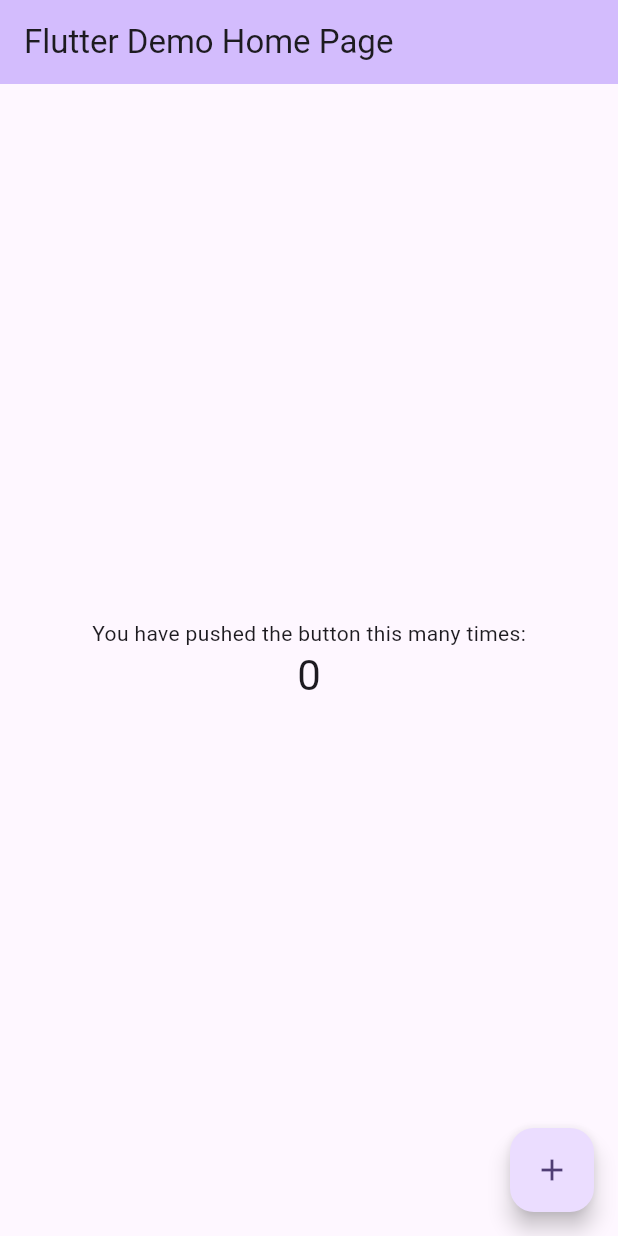
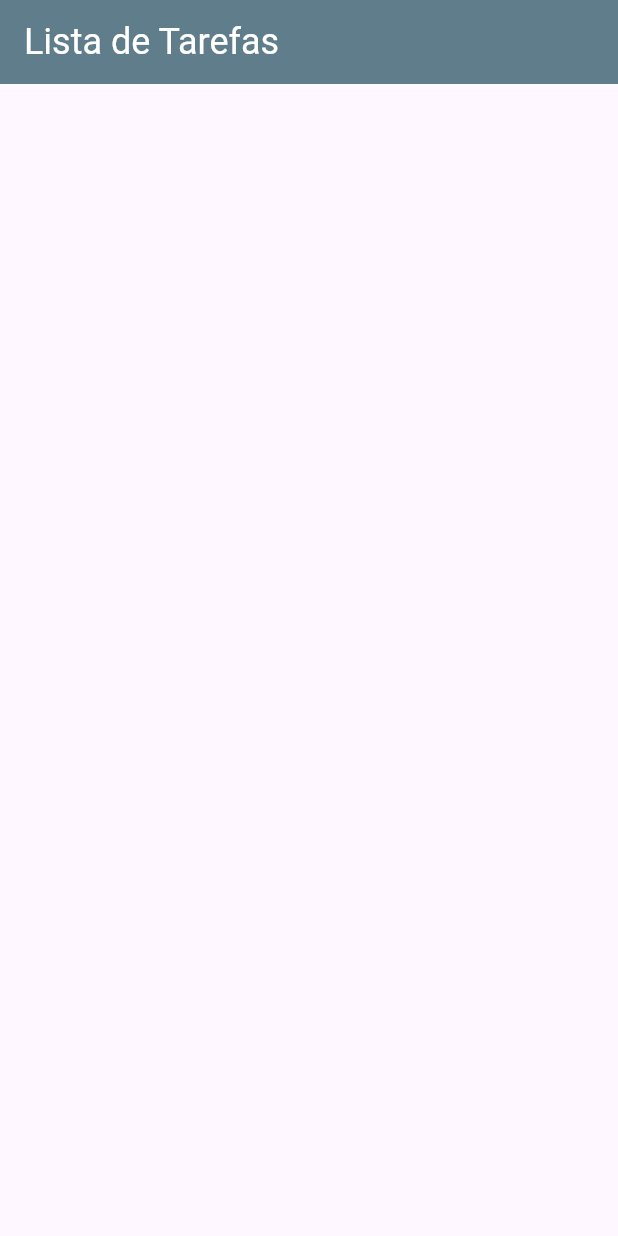
Before and after one commit to vinirecoaro/task_list_infnet, a Flutter app: the screen it shows after launch, on a phone screen of 412 x 824 dp. Run offline on Flutter 3.47's test engine with Material 3 defaults, Android fonts, the phone set to English and light mode, and no system bars.

Commit message:
Created main screen - taskList

```diff
--- a/lib/main.dart
+++ b/lib/main.dart
@@ -1,4 +1,5 @@
 import 'package:flutter/material.dart';
+import 'package:task_list/screens/task_list_screen.dart';
 
 void main() {
   runApp(const MyApp());
@@ -11,115 +12,12 @@ class MyApp extends StatelessWidget {
   @override
   Widget build(BuildContext context) {
     return MaterialApp(
-      title: 'Flutter Demo',
-      theme: ThemeData(
-        // This is the theme of your application.
-        //
-        // TRY THIS: Try running your application with "flutter run". You'll see
-        // the application has a purple toolbar. Then, without quitting the app,
-        // try changing the seedColor in the colorScheme below to Colors.green
-        // and then invoke "hot reload" (save your changes or press the "hot
-        // reload" button in a Flutter-supported IDE, or press "r" if you used
-        // the command line to start the app).
-        //
-        // Notice that the counter didn't reset back to zero; the application
-        // state is not lost during the reload. To reset the state, use hot
-        // restart instead.
-        //
-        // This works for code too, not just values: Most code changes can be
-        // tested with just a hot reload.
-        colorScheme: ColorScheme.fromSeed(seedColor: Colors.deepPurple),
-        useMaterial3: true,
-      ),
-      home: const MyHomePage(title: 'Flutter Demo Home Page'),
-    );
+        title: 'Flutter Demo',
+        debugShowCheckedModeBanner: false,
+        theme: ThemeData(
+          colorScheme: ColorScheme.fromSeed(seedColor: Colors.deepPurple),
+          useMaterial3: true,
+        ),
+        home: const TaskListScreen());
   }
 }
-
-class MyHomePage extends StatefulWidget {
-  const MyHomePage({super.key, required this.title});
-
-  // This widget is the home page of your application. It is stateful, meaning
-  // that it has a State object (defined below) that contains fields that affect
-  // how it looks.
-
-  // This class is the configuration for the state. It holds the values (in this
-  // case the title) provided by the parent (in this case the App widget) and
-  // used by the build method of the State. Fields in a Widget subclass are
-  // always marked "final".
-
-  final String title;
-
-  @override
-  State<MyHomePage> createState() => _MyHomePageState();
-}
-
-class _MyHomePageState extends State<MyHomePage> {
-  int _counter = 0;
-
-  void _incrementCounter() {
-    setState(() {
-      // This call to setState tells the Flutter framework that something has
-      // changed in this State, which causes it to rerun the build method below
-      // so that the display can reflect the updated values. If we changed
-      // _counter without calling setState(), then the build method would not be
-      // called again, and so nothing would appear to happen.
-      _counter++;
-    });
-  }
-
-  @override
-  Widget build(BuildContext context) {
-    // This method is rerun every time setState is called, for instance as done
-    // by the _incrementCounter method above.
-    //
-    // The Flutter framework has been optimized to make rerunning build methods
-    // fast, so that you can just rebuild anything that needs updating rather
-    // than having to individually change instances of widgets.
-    return Scaffold(
-      appBar: AppBar(
-        // TRY THIS: Try changing the color here to a specific color (to
-        // Colors.amber, perhaps?) and trigger a hot reload to see the AppBar
-        // change color while the other colors stay the same.
-        backgroundColor: Theme.of(context).colorScheme.inversePrimary,
-        // Here we take the value from the MyHomePage object that was created by
-        // the App.build method, and use it to set our appbar title.
-        title: Text(widget.title),
-      ),
-      body: Center(
-        // Center is a layout widget. It takes a single child and positions it
-        // in the middle of the parent.
-        child: Column(
-          // Column is also a layout widget. It takes a list of children and
-          // arranges them vertically. By default, it sizes itself to fit its
-          // children horizontally, and tries to be as tall as its parent.
-          //
-          // Column has various properties to control how it sizes itself and
-          // how it positions its children. Here we use mainAxisAlignment to
-          // center the children vertically; the main axis here is the vertical
-          // axis because Columns are vertical (the cross axis would be
-          // horizontal).
-          //
-          // TRY THIS: Invoke "debug painting" (choose the "Toggle Debug Paint"
-          // action in the IDE, or press "p" in the console), to see the
-          // wireframe for each widget.
-          mainAxisAlignment: MainAxisAlignment.center,
-          children: <Widget>[
-            const Text(
-              'You have pushed the button this many times:',
-            ),
-            Text(
-              '$_counter',
-              style: Theme.of(context).textTheme.headlineMedium,
-            ),
-          ],
-        ),
-      ),
-      floatingActionButton: FloatingActionButton(
-        onPressed: _incrementCounter,
-        tooltip: 'Increment',
-        child: const Icon(Icons.add),
-      ), // This trailing comma makes auto-formatting nicer for build methods.
-    );
-  }
-}
--- /dev/null
+++ b/lib/screens/task_list_screen.dart
@@ -0,0 +1,21 @@
+import 'package:flutter/material.dart';
+
+class TaskListScreen extends StatefulWidget {
+  const TaskListScreen({super.key});
+
+  @override
+  State<TaskListScreen> createState() => _TaskListScreenState();
+}
+
+class _TaskListScreenState extends State<TaskListScreen> {
+  @override
+  Widget build(BuildContext context) {
+    return Scaffold(
+      appBar: AppBar(
+        title: const Text('Lista de Tarefas'),
+        backgroundColor: Colors.blueGrey,
+        titleTextStyle: const TextStyle(color: Colors.white, fontSize: 24),
+      ),
+    );
+  }
+}
```
